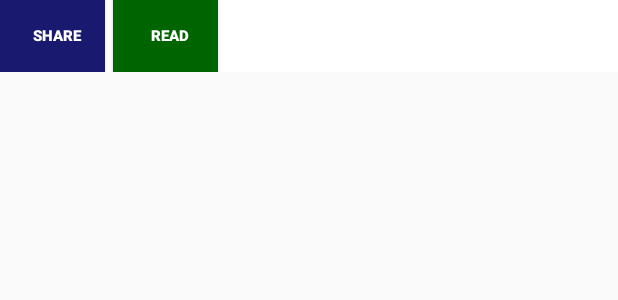
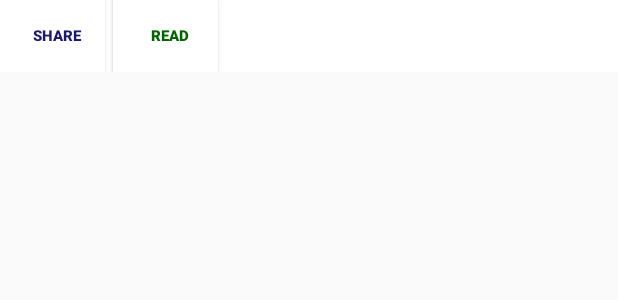
Before and after one commit to Chonlakant/iSMART, an Android app: the layout inc_social_buttons_number.xml on its own in the app's theme, with its tools: preview values and no code run, on a phone screen of 412 x 824 dp. Shown: the top 300 px of the screen. Run offline under Robolectric (Android 15) with nearby library versions, the phone set to English and light mode, and no system bars.

Commit message:
แก้ไขแชร์

```diff
--- a/app/build.gradle
+++ b/app/build.gradle
@@ -9,8 +9,8 @@ android {
         applicationId "com.mncomunity1"
         minSdkVersion 15
         targetSdkVersion 23
-        versionCode 4
-        versionName "1.3"
+        versionCode 6
+        versionName "1.5"
         multiDexEnabled true
     }
     buildTypes {
--- a/app/src/main/java/com/mncomunity1/activity/LoginActivity.java
+++ b/app/src/main/java/com/mncomunity1/activity/LoginActivity.java
@@ -136,7 +136,7 @@ public class LoginActivity extends AppCompatActivity {
 
             @Override
             public void afterTextChanged(Editable s) {
-                Is_Valid_Email(inputEmail);
+              //  Is_Valid_Email(inputEmail);
             }
 
             public void Is_Valid_Email(EditText edt) {
--- a/app/src/main/res/layout/activity_train_course.xml
+++ b/app/src/main/res/layout/activity_train_course.xml
@@ -9,9 +9,8 @@
         layout="@layout/tool_bar" />
 
 
-
-
         <android.support.v7.widget.RecyclerView
+            android:layout_marginTop="55dp"
             android:id="@+id/cardList_main"
             android:layout_width="match_parent"
             android:layout_height="match_parent" />
--- a/app/src/main/res/layout/inc_social_buttons_number.xml
+++ b/app/src/main/res/layout/inc_social_buttons_number.xml
@@ -40,8 +40,8 @@ android:layout_height="match_parent">
             android:layout_height="@dimen/height_size_button_content"
             android:text="Share"
             android:textStyle="bold"
-            android:textColor="#fff"
-            android:background="#191970"
+            android:textColor="#191970"
+            android:background="#fff"
             android:paddingLeft="6dp"
             android:textSize="10dp"/>
         <Button
@@ -50,8 +50,8 @@ android:layout_height="match_parent">
             android:layout_height="@dimen/height_size_button_content"
             android:text="Read"
             android:textStyle="bold"
-            android:textColor="#fff"
-            android:background="#006400"
+            android:textColor="#006400"
+            android:background="#fff"
             android:paddingLeft="6dp"
             android:layout_marginLeft="5dp"
             android:textSize="10dp"/>
--- a/app/src/main/res/layout/navigation_header.xml
+++ b/app/src/main/res/layout/navigation_header.xml
@@ -177,7 +177,7 @@
                 android:layout_height="wrap_content"
                 android:layout_gravity="center_vertical"
                 android:layout_marginLeft="25dp"
-                android:text="Training / Saving"
+                android:text="Training / Seminar"
                 android:textAppearance="?android:attr/textAppearanceMedium"
                 android:textColor="#000"
                 android:textSize="18dp" />
@@ -201,7 +201,7 @@
                 android:layout_height="wrap_content"
                 android:layout_gravity="center_vertical"
                 android:layout_marginLeft="25dp"
-                android:text="Tip / Technique"
+                android:text="Tips / Technique"
                 android:textAppearance="?android:attr/textAppearanceMedium"
                 android:textColor="#000"
                 android:textSize="18dp" />
```
Also changed, not shown: app/src/main/java/com/mncomunity1/MainActivity.java (+19 -8 lines), app/src/main/java/com/mncomunity1/activity/RegisterActivity.java (+19 -6 lines).
